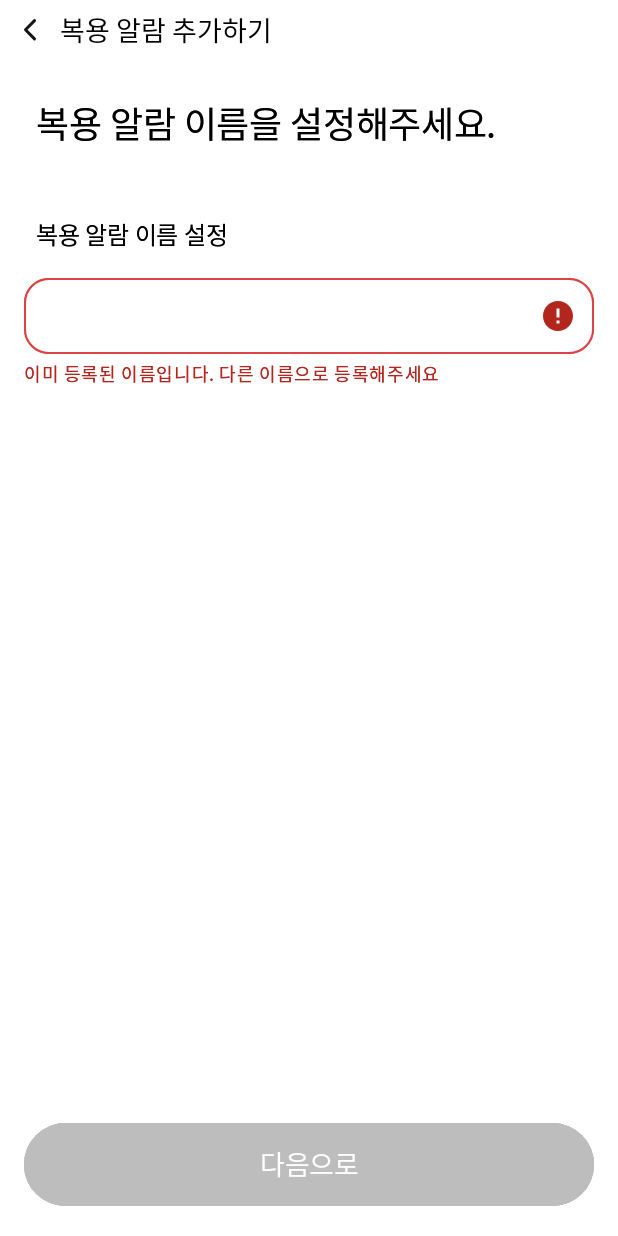
After one commit to Team-ElderCare/ElderCare-Android, an Android app: the SetAlarmActivity screen opened directly, with no data from a screen before it, on a phone screen of 412 x 824 dp. The commit adds this screen. Run offline under Robolectric (Android 15) with nearby library versions, the phone set to English and light mode, and no system bars; our stand-ins replace Dagger/Hilt's generated code.

Commit message:
[UI/#26]: 복용 알림 이름 설정 화면 구현

```diff
--- a/app/src/main/AndroidManifest.xml
+++ b/app/src/main/AndroidManifest.xml
@@ -25,6 +25,8 @@
                 <category android:name="android.intent.category.LAUNCHER" />
             </intent-filter>
         </activity>
+
+        <activity android:name=".presentation.ui.alarm.SetAlarmActivity"/>
     </application>
 
 </manifest>
--- /dev/null
+++ b/app/src/main/java/com/example/eldercare/presentation/ui/alarm/SetAlarmActivity.kt
@@ -0,0 +1,26 @@
+package com.example.eldercare.presentation.ui.alarm
+
+import android.os.Bundle
+import androidx.activity.viewModels
+import com.example.eldercare.R
+import com.example.eldercare.base.activity.BaseActivity
+import com.example.eldercare.databinding.ActivitySetAlarmBinding
+import com.example.eldercare.presentation.ui.alarm.name.SetAlarmNameFragment
+import dagger.hilt.android.AndroidEntryPoint
+
+@AndroidEntryPoint
+class SetAlarmActivity :
+    BaseActivity<ActivitySetAlarmBinding, SetAlarmViewModel>(
+        ActivitySetAlarmBinding::inflate,
+    ) {
+    override val viewModel: SetAlarmViewModel by viewModels()
+
+    override fun onCreate(savedInstanceState: Bundle?) {
+        super.onCreate(savedInstanceState)
+
+        supportFragmentManager
+            .beginTransaction()
+            .add(R.id.fragment_container_view, SetAlarmNameFragment())
+            .commit()
+    }
+}
--- /dev/null
+++ b/app/src/main/java/com/example/eldercare/presentation/ui/alarm/SetAlarmViewModel.kt
@@ -0,0 +1,10 @@
+package com.example.eldercare.presentation.ui.alarm
+
+import com.example.eldercare.base.viewmodel.BaseViewModel
+import dagger.hilt.android.lifecycle.HiltViewModel
+import javax.inject.Inject
+
+@HiltViewModel
+class SetAlarmViewModel
+    @Inject
+    constructor() : BaseViewModel()
--- /dev/null
+++ b/app/src/main/java/com/example/eldercare/presentation/ui/alarm/name/SetAlarmNameFragment.kt
@@ -0,0 +1,29 @@
+package com.example.eldercare.presentation.ui.alarm.name
+
+import android.os.Bundle
+import android.view.View
+import androidx.fragment.app.viewModels
+import com.example.eldercare.R
+import com.example.eldercare.base.fragment.BaseFragment
+import com.example.eldercare.databinding.FragmentSetAlarmNameBinding
+import dagger.hilt.android.AndroidEntryPoint
+
+@AndroidEntryPoint
+class SetAlarmNameFragment :
+    BaseFragment<FragmentSetAlarmNameBinding, SetAlarmNameViewModel>(
+        FragmentSetAlarmNameBinding::inflate,
+    ) {
+    override val viewModel: SetAlarmNameViewModel by viewModels()
+
+    override fun onViewCreated(
+        view: View,
+        savedInstanceState: Bundle?,
+    ) {
+        super.onViewCreated(view, savedInstanceState)
+
+        binding.textFieldLayout.error = "이미 등록된 이름입니다. 다른 이름으로 등록해주세요"
+        binding.textInputEditText.setBackgroundResource(R.drawable.rectangle_red_with_stroke_white)
+
+        binding.btnNext.isSelected = false
+    }
+}
--- /dev/null
+++ b/app/src/main/java/com/example/eldercare/presentation/ui/alarm/name/SetAlarmNameViewModel.kt
@@ -0,0 +1,10 @@
+package com.example.eldercare.presentation.ui.alarm.name
+
+import com.example.eldercare.base.viewmodel.BaseViewModel
+import dagger.hilt.android.lifecycle.HiltViewModel
+import javax.inject.Inject
+
+@HiltViewModel
+class SetAlarmNameViewModel
+    @Inject
+    constructor() : BaseViewModel()
--- a/app/src/main/java/com/example/eldercare/presentation/ui/home/HomeFragment.kt
+++ b/app/src/main/java/com/example/eldercare/presentation/ui/home/HomeFragment.kt
@@ -1,5 +1,6 @@
 package com.example.eldercare.presentation.ui.home
 
+import android.content.Intent
 import android.os.Bundle
 import android.view.View
 import androidx.core.content.ContextCompat
@@ -7,6 +8,7 @@ import androidx.fragment.app.viewModels
 import com.example.eldercare.R
 import com.example.eldercare.base.fragment.BaseFragment
 import com.example.eldercare.databinding.FragmentHomeBinding
+import com.example.eldercare.presentation.ui.alarm.SetAlarmActivity
 import com.example.eldercare.presentation.ui.home.adapter.DrugAlarmRVAdapter
 import com.example.eldercare.presentation.ui.home.adapter.UserRecentActivityRVAdapter
 import dagger.hilt.android.AndroidEntryPoint
@@ -25,6 +27,10 @@ class HomeFragment :
         savedInstanceState: Bundle?,
     ) {
         super.onViewCreated(view, savedInstanceState)
+        binding.viewDrugAlarm.btnAddAlarm.setOnClickListener {
+            val intent = Intent(context, SetAlarmActivity::class.java)
+            startActivity(intent)
+        }
 
         binding.btnRegisterProbationer.setOnClickListener {
             it.isPressed = !it.isPressed
--- a/app/src/main/res/color/selector_capsule_btn_color.xml
+++ b/app/src/main/res/color/selector_capsule_btn_color.xml
@@ -1,5 +1,5 @@
 <?xml version="1.0" encoding="utf-8"?>
 <selector xmlns:android="http://schemas.android.com/apk/res/android">
-    <item android:color="@color/primary" android:state_enabled="true"/>
-    <item android:color="@color/Gray200" android:state_enabled="false"/>
+    <item android:color="@color/primary" android:state_selected="true"/>
+    <item android:color="@color/Gray200" android:state_selected="false"/>
 </selector>
--- /dev/null
+++ b/app/src/main/res/drawable/ic_narrow_left.xml
@@ -0,0 +1,13 @@
+<vector xmlns:android="http://schemas.android.com/apk/res/android"
+    android:width="24dp"
+    android:height="25dp"
+    android:viewportWidth="24"
+    android:viewportHeight="25">
+  <path
+      android:pathData="M15,18.332L9,12.332L15,6.332"
+      android:strokeLineJoin="round"
+      android:strokeWidth="2"
+      android:fillColor="#00000000"
+      android:strokeColor="#141414"
+      android:strokeLineCap="round"/>
+</vector>
--- /dev/null
+++ b/app/src/main/res/drawable/rectangle_green_with_stroke.xml
@@ -0,0 +1,16 @@
+<?xml version="1.0" encoding="utf-8"?>
+<!-- drawable/textfield.xml -->
+<shape xmlns:android="http://schemas.android.com/apk/res/android">
+
+    <size android:width="300dp"
+        android:height="60dp"/>
+
+    <corners
+        android:radius="100dp"/>
+    <stroke
+        android:width="1dp"
+        android:color="@color/secondary_02"/>
+
+    <solid
+        android:color="@color/white"/>
+</shape>
--- /dev/null
+++ b/app/src/main/res/drawable/rectangle_red_with_stroke_white.xml
@@ -0,0 +1,15 @@
+<?xml version="1.0" encoding="utf-8"?>
+<!-- drawable/card_.xml -->
+<shape
+    xmlns:android="http://schemas.android.com/apk/res/android" >
+
+    <stroke
+        android:width="1dp"
+        android:color="@color/sys_error_01"/>
+    <solid
+        android:color="@color/white"/>
+    <corners
+        android:radius="16dp"/>
+
+
+</shape>
--- a/app/src/main/res/layout/activity_main.xml
+++ b/app/src/main/res/layout/activity_main.xml
@@ -36,16 +36,5 @@
         app:layout_constraintStart_toStartOf="parent"
         app:menu="@menu/main_menu_bottom" />
 
-    <com.google.android.material.button.MaterialButton
-        style="@style/Theme.ElderCare.Button.Add.Device"
-        android:layout_width="wrap_content"
-        android:layout_height="wrap_content"
-        android:layout_marginBottom="128dp"
-        android:enabled="true"
-        android:text="취소"
-        app:layout_constraintBottom_toBottomOf="parent"
-        app:layout_constraintEnd_toEndOf="parent"
-        app:layout_constraintHorizontal_bias="0.493"
-        app:layout_constraintStart_toStartOf="parent" />
 
 </androidx.constraintlayout.widget.ConstraintLayout>
--- /dev/null
+++ b/app/src/main/res/layout/activity_set_alarm.xml
@@ -0,0 +1,40 @@
+<?xml version="1.0" encoding="utf-8"?>
+<androidx.constraintlayout.widget.ConstraintLayout xmlns:android="http://schemas.android.com/apk/res/android"
+    xmlns:tools="http://schemas.android.com/tools"
+    android:layout_width="match_parent"
+    android:layout_height="match_parent"
+    android:layout_marginTop="@dimen/spacing3"
+    xmlns:app="http://schemas.android.com/apk/res-auto">
+
+
+    <ImageButton
+        android:id="@+id/btn_back"
+        android:layout_width="40dp"
+        android:layout_height="40dp"
+        android:background="@android:color/transparent"
+        android:src="@drawable/ic_narrow_left"
+        app:layout_constraintStart_toStartOf="parent"
+        app:layout_constraintTop_toTopOf="parent" />
+
+    <TextView
+        android:textAppearance="@style/TextAppearance.SubTitle2"
+        android:layout_width="wrap_content"
+        android:layout_height="wrap_content"
+        android:text="복용 알람 추가하기"
+        app:layout_constraintBottom_toBottomOf="@+id/btn_back"
+        app:layout_constraintStart_toEndOf="@+id/btn_back"
+        app:layout_constraintTop_toTopOf="@+id/btn_back" />
+
+    <androidx.fragment.app.FragmentContainerView
+        android:id="@+id/fragment_container_view"
+        app:layout_constraintTop_toBottomOf="@id/btn_back"
+        android:layout_width="match_parent"
+        android:layout_height="match_parent"
+        app:layout_constraintBottom_toTopOf="@+id/btn_back"
+        app:layout_constraintEnd_toEndOf="parent"
+        android:name="com.example.eldercare.presentation.ui.alarm.name.SetAlarmNameFragment"
+        app:layout_constraintStart_toStartOf="parent"
+        tools:layout="@layout/fragment_set_alarm_name" />
+
+
+</androidx.constraintlayout.widget.ConstraintLayout>
--- /dev/null
+++ b/app/src/main/res/layout/fragment_set_alarm_name.xml
@@ -0,0 +1,79 @@
+<?xml version="1.0" encoding="utf-8"?>
+<androidx.constraintlayout.widget.ConstraintLayout xmlns:android="http://schemas.android.com/apk/res/android"
+    xmlns:app="http://schemas.android.com/apk/res-auto"
+    xmlns:tools="http://schemas.android.com/tools"
+    android:layout_width="match_parent"
+    android:layout_height="match_parent">
+
+    <TextView
+        android:layout_marginStart="@dimen/spacing3"
+        android:id="@+id/textView5"
+        android:layout_width="wrap_content"
+        android:layout_height="wrap_content"
+        android:layout_marginTop="@dimen/spacing13"
+        android:padding="@dimen/spacing3"
+        android:text="복용 알람 이름을 설정해주세요."
+        android:textAppearance="@style/TextAppearance.Title1"
+        app:layout_constraintStart_toStartOf="parent"
+        app:layout_constraintTop_toTopOf="parent" />
+
+    <TextView
+        android:id="@+id/textView7"
+        android:layout_width="wrap_content"
+        android:layout_height="wrap_content"
+        android:layout_marginStart="@dimen/spacing3"
+        android:padding="@dimen/spacing3"
+        android:layout_marginTop="@dimen/spacing5"
+        android:text="복용 알람 이름 설정"
+        android:textAppearance="@style/TextAppearance.SubTitle3"
+        app:layout_constraintStart_toStartOf="parent"
+        app:layout_constraintTop_toBottomOf="@+id/textView5" />
+
+    <com.google.android.material.textfield.TextInputLayout
+        android:id="@+id/textFieldLayout"
+        android:layout_width="match_parent"
+        android:layout_height="wrap_content"
+        app:errorEnabled="true"
+        app:boxCornerRadiusBottomStart="@dimen/spacing6"
+        app:boxCornerRadiusTopEnd="@dimen/spacing6"
+        app:boxCornerRadiusTopStart="@dimen/spacing6"
+        app:boxCornerRadiusBottomEnd="@dimen/spacing6"
+        app:boxStrokeColor="@color/secondary_02"
+        app:layout_constraintEnd_toEndOf="parent"
+        app:layout_constraintStart_toStartOf="parent"
+        app:boxStrokeErrorColor="@color/sys_error_01"
+        app:layout_constraintTop_toBottomOf="@+id/textView7">
+
+        <com.google.android.material.textfield.TextInputEditText
+            android:background="@drawable/rectangle_green_with_stroke"
+            android:id="@+id/textInputEditText"
+            android:layout_width="match_parent"
+            android:layout_height="wrap_content"
+            android:layout_marginHorizontal="@dimen/spacing4"
+            android:layout_marginTop="@dimen/spacing3"
+            android:textColor="@color/Gray500"
+            android:maxLines="1"
+            android:padding="@dimen/spacing4"
+            app:layout_constraintEnd_toEndOf="parent"
+            app:layout_constraintStart_toStartOf="parent"
+            app:layout_constraintTop_toBottomOf="@+id/textView7" />
+
+
+    </com.google.android.material.textfield.TextInputLayout>
+
+
+
+    <com.google.android.material.button.MaterialButton
+        android:id="@+id/btn_next"
+        android:clickable="false"
+        android:layout_marginHorizontal="@dimen/spacing4"
+        android:layout_marginBottom="@dimen/spacing5"
+        style="@style/Theme.ElderCare.Button.Capsule"
+        android:layout_width="match_parent"
+        android:layout_height="wrap_content"
+        android:enabled="true"
+        android:text="다음으로"
+        app:layout_constraintBottom_toBottomOf="parent"
+        app:layout_constraintEnd_toEndOf="parent"
+        app:layout_constraintStart_toStartOf="parent" />
+</androidx.constraintlayout.widget.ConstraintLayout>
```
